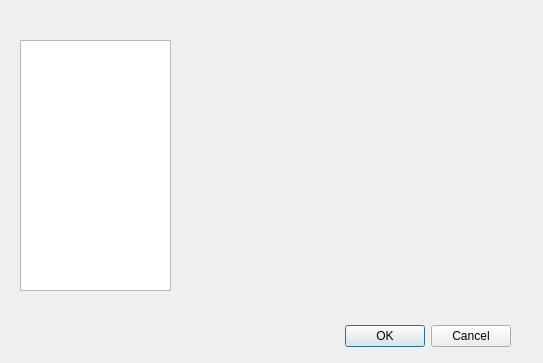
zpzjzj/renkou, file ui/SelDispCombo.ui: the form before one commit.
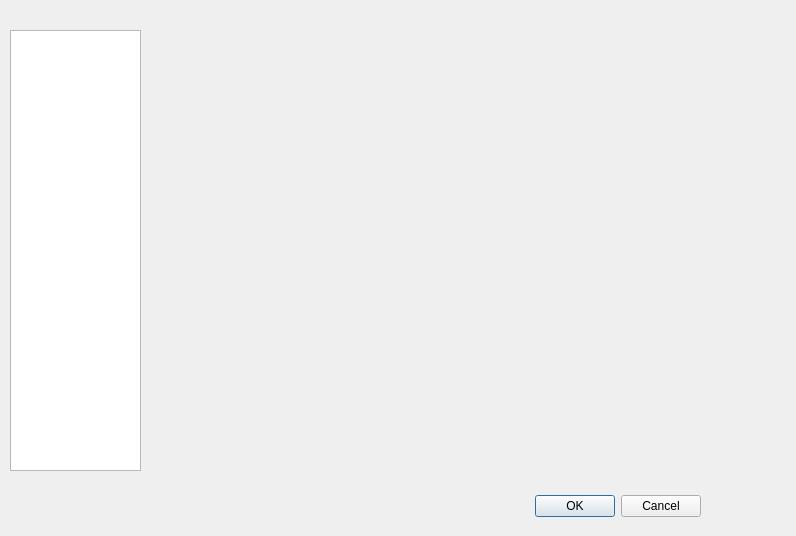
The form after the commit.

What changed in the file:
```diff
--- a/ui/SelDispCombo.ui
+++ b/ui/SelDispCombo.ui
@@ -6,8 +6,8 @@
    <rect>
     <x>0</x>
     <y>0</y>
-    <width>543</width>
-    <height>363</height>
+    <width>796</width>
+    <height>536</height>
    </rect>
   </property>
   <property name="windowTitle">
@@ -16,8 +16,8 @@
   <widget class="QDialogButtonBox" name="buttonBox">
    <property name="geometry">
     <rect>
-     <x>170</x>
-     <y>320</y>
+     <x>360</x>
+     <y>490</y>
      <width>341</width>
      <height>32</height>
     </rect>
@@ -32,20 +32,20 @@
   <widget class="QListWidget" name="mParaListWidget">
    <property name="geometry">
     <rect>
-     <x>20</x>
-     <y>40</y>
-     <width>151</width>
-     <height>251</height>
+     <x>10</x>
+     <y>30</y>
+     <width>131</width>
+     <height>441</height>
     </rect>
    </property>
   </widget>
   <widget class="QStackedWidget" name="mStackedWidget">
    <property name="geometry">
     <rect>
-     <x>200</x>
-     <y>40</y>
-     <width>321</width>
-     <height>251</height>
+     <x>160</x>
+     <y>20</y>
+     <width>561</width>
+     <height>451</height>
     </rect>
    </property>
   </widget>
```
